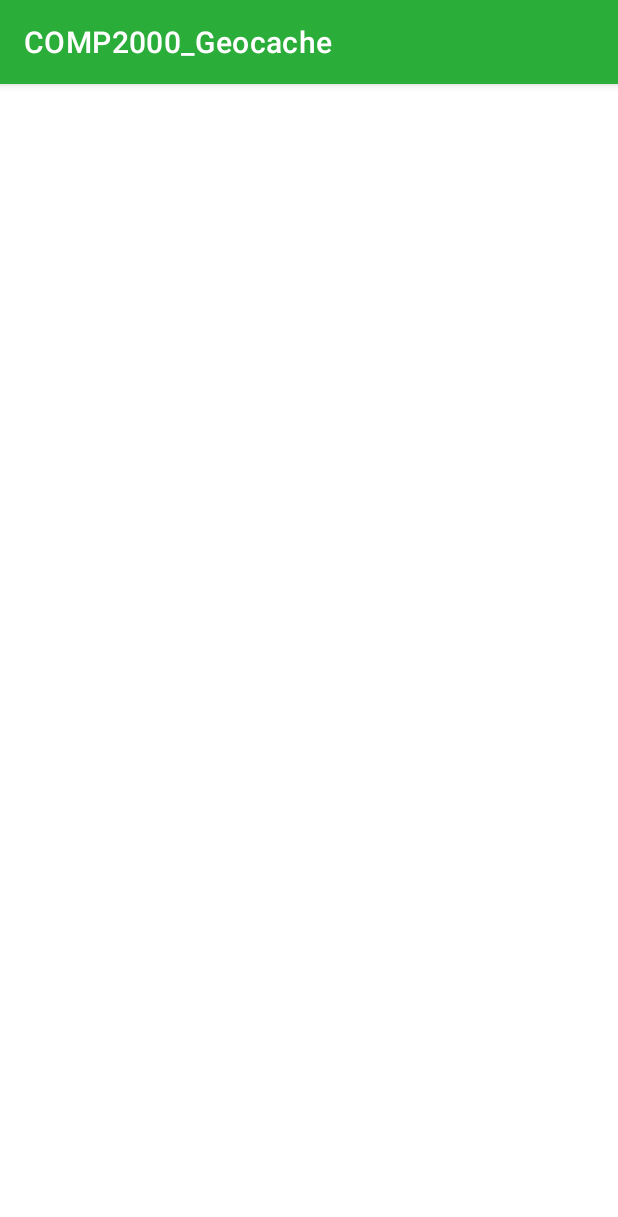
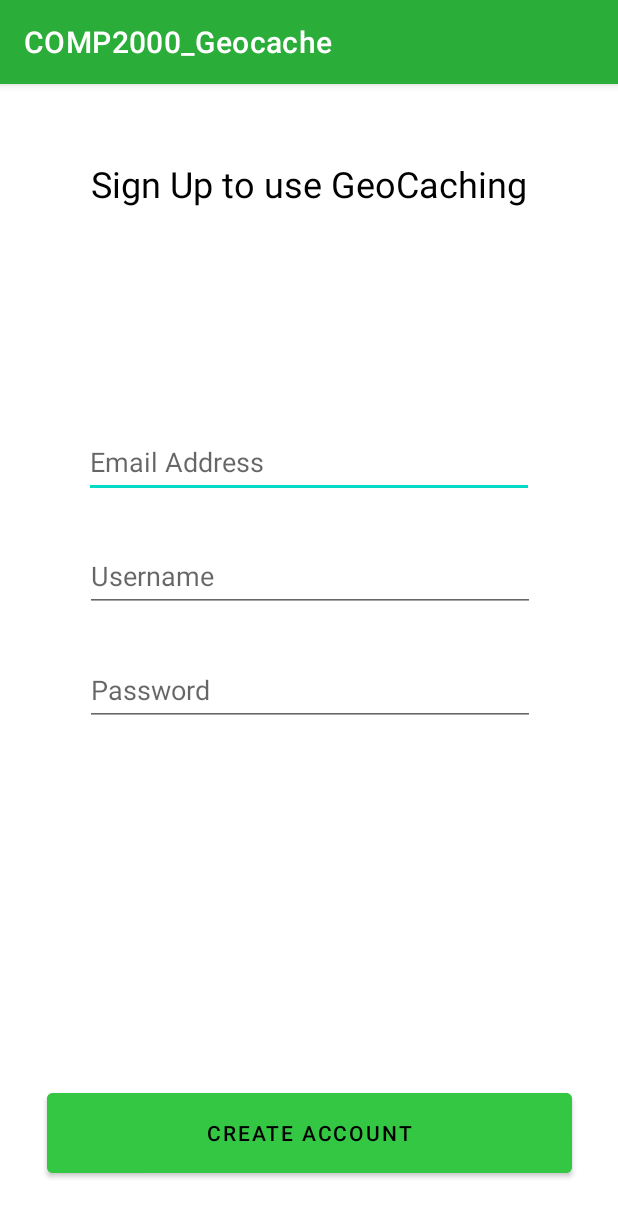
Before and after one commit to jay-whitwell/COMP2000-Set-Exercises, an Android app: the SignupActivity screen opened directly, with no data from a screen before it, on a phone screen of 412 x 824 dp. Shown: the top 1217 px of the screen. Run offline under Robolectric (Android 15) with nearby library versions, the phone set to English and light mode, and no system bars.

Commit message:
Added the home page and sign up page

```diff
--- a/app/src/main/res/layout/activity_signup.xml
+++ b/app/src/main/res/layout/activity_signup.xml
@@ -7,13 +7,70 @@
     android:layout_height="match_parent"
     tools:context=".SignupActivity">
 
+  <Button
+      android:id="@+id/createAccount"
+      android:layout_width="350dp"
+      android:layout_height="65dp"
+      android:layout_marginBottom="36dp"
+      android:backgroundTint="@color/green"
+      android:text="@string/create_account"
+      android:textColor="#000000"
+      app:layout_constraintBottom_toBottomOf="parent"
+      app:layout_constraintEnd_toEndOf="parent"
+      app:layout_constraintStart_toStartOf="parent" />
+
   <TextView
       android:id="@+id/signUpTitle"
       android:layout_width="wrap_content"
       android:layout_height="wrap_content"
       android:layout_marginTop="50dp"
+      android:text="@string/sign_up_title"
+      android:textColor="#000000"
+      android:textSize="24sp"
       app:layout_constraintEnd_toEndOf="parent"
-      app:layout_constraintHorizontal_bias="0.498"
       app:layout_constraintStart_toStartOf="parent"
       app:layout_constraintTop_toTopOf="parent" />
+
+
+  <EditText
+      android:id="@+id/emailEditText"
+      android:layout_width="300dp"
+      android:layout_height="wrap_content"
+      android:layout_marginBottom="28dp"
+      android:hint="@string/email_placeholder"
+      android:inputType="textEmailAddress"
+      android:minHeight="48dp"
+      app:layout_constraintBottom_toTopOf="@+id/usernameEditText"
+      app:layout_constraintEnd_toEndOf="parent"
+      app:layout_constraintStart_toStartOf="parent"
+      android:autofillHints="" />
+
+  <EditText
+      android:id="@+id/usernameEditText"
+      android:layout_width="300dp"
+      android:layout_height="wrap_content"
+      android:layout_marginBottom="28dp"
+      android:hint="@string/username_placeholder"
+      android:inputType="text"
+      android:minHeight="48dp"
+      app:layout_constraintBottom_toTopOf="@+id/passwordEditText"
+      app:layout_constraintEnd_toEndOf="parent"
+      app:layout_constraintHorizontal_bias="0.504"
+      app:layout_constraintStart_toStartOf="parent"
+      android:autofillHints="" />
+
+  <EditText
+      android:id="@+id/passwordEditText"
+      android:layout_width="300dp"
+      android:layout_height="wrap_content"
+      android:layout_marginBottom="340dp"
+      android:hint="@string/password_placeholder"
+      android:inputType="textPassword"
+      android:minHeight="48dp"
+      app:layout_constraintBottom_toBottomOf="parent"
+      app:layout_constraintEnd_toEndOf="parent"
+      app:layout_constraintHorizontal_bias="0.504"
+      app:layout_constraintStart_toStartOf="parent"
+      android:autofillHints="" />
+
 </androidx.constraintlayout.widget.ConstraintLayout>
```
